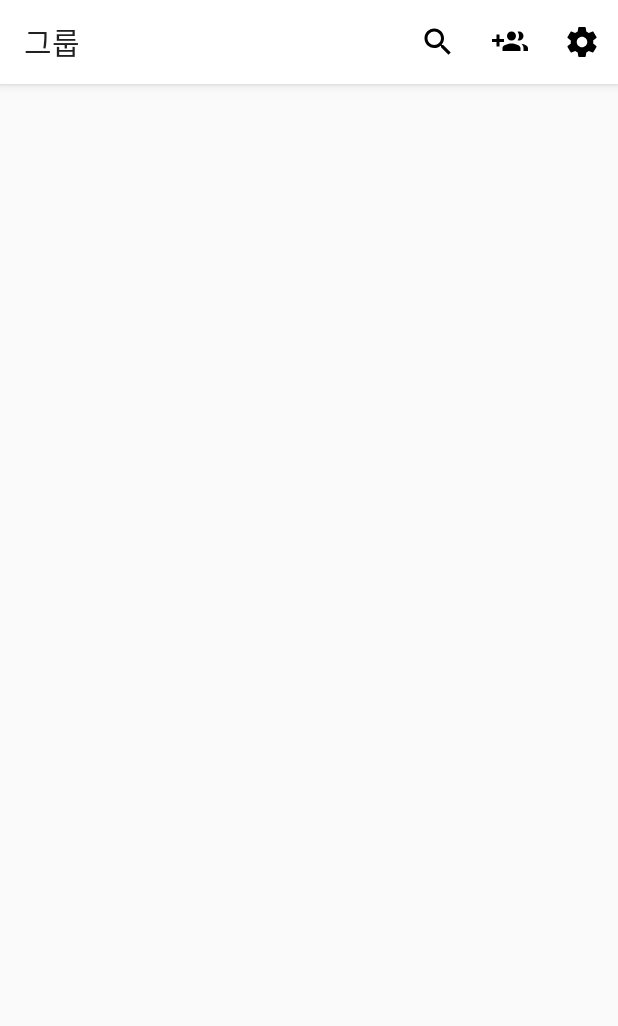
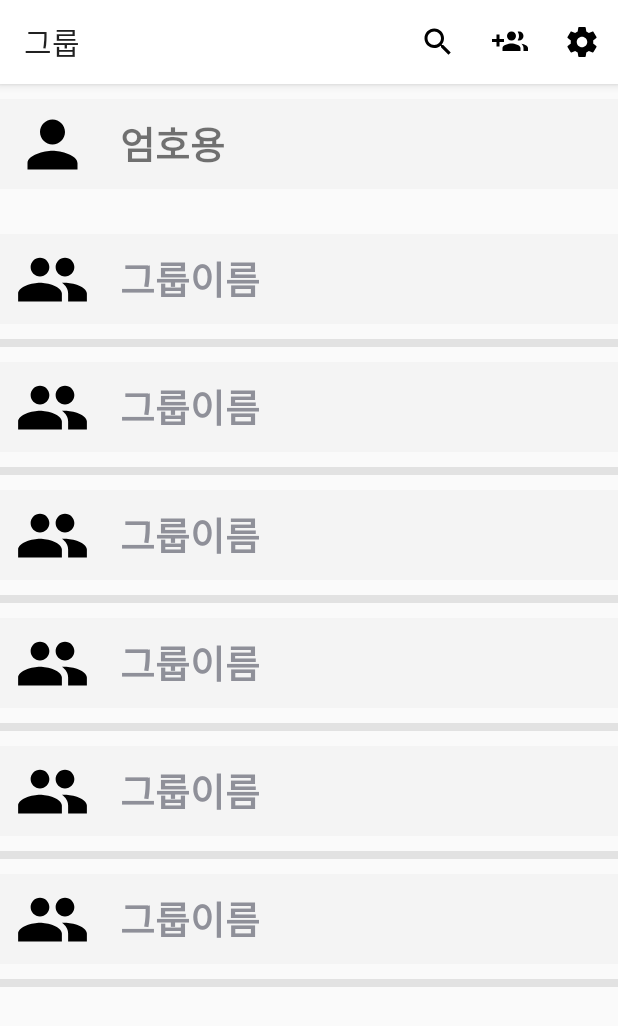
Before and after one commit to hoyo1744/WhereIs, an Android app: the MainActivity screen opened directly, with no data from a screen before it, on a phone screen of 412 x 824 dp. Shown: the top 1026 px of the screen. Run offline under Robolectric (Android 15) with nearby library versions, the phone set to English and light mode, and no system bars; network calls fail.

```diff
--- a/app/build.gradle
+++ b/app/build.gradle
@@ -9,7 +9,13 @@ android {
         versionCode 1
         versionName "1.0"
         testInstrumentationRunner "android.support.test.runner.AndroidJUnitRunner"
+
+        //벡터이미지사용을 위함.
+        vectorDrawables.useSupportLibrary = true
+
     }
+
+
     buildTypes {
         release {
             minifyEnabled false
@@ -20,10 +26,15 @@ android {
 
 dependencies {
     implementation fileTree(dir: 'libs', include: ['*.jar'])
-    implementation 'com.android.support:appcompat-v7:27.0.0'
+    implementation'com.android.support:appcompat-v7:27.0.0'
     implementation 'com.android.support.constraint:constraint-layout:1.1.3'
     testImplementation 'junit:junit:4.12'
     androidTestImplementation 'com.android.support.test:runner:1.0.2'
     androidTestImplementation 'com.android.support.test.espresso:espresso-core:3.0.2'
     implementation 'com.android.volley:volley:1.1.0'
+
+
+
+
+
 }
--- a/app/src/main/java/com/example/hoyo1/whereis/LoginRequest.java
+++ b/app/src/main/java/com/example/hoyo1/whereis/LoginRequest.java
@@ -17,7 +17,6 @@ public class LoginRequest extends StringRequest {
         parameters = new HashMap<>();
         parameters.put("userId", userId);
         parameters.put("userPassword", userPassword);
-
     }
 
 
--- a/app/src/main/java/com/example/hoyo1/whereis/MainActivity.java
+++ b/app/src/main/java/com/example/hoyo1/whereis/MainActivity.java
@@ -6,14 +6,74 @@ import android.support.v7.app.AppCompatActivity;
 import android.os.Bundle;
 import android.view.Menu;
 import android.view.MenuItem;
+import android.view.View;
+import android.view.ViewGroup;
+import android.widget.BaseAdapter;
+import android.widget.ListView;
+
+import java.util.ArrayList;
+
+
 
 public class MainActivity extends AppCompatActivity {
+    class SingerAdapter extends BaseAdapter {
+
+        ArrayList<SingerItem> items=new ArrayList<SingerItem>();
+
+        @Override
+        public int getCount() {
+            return items.size();
+        }
+
+        public void addItem(SingerItem item){
+            items.add(item);
+        }
+
+        @Override
+        public Object getItem(int position) {
+            return items.get(position);
+        }
+
+        @Override
+        public long getItemId(int position) {
+            return position;
+        }
+
+        @Override
+        public View getView(int position, View convertView, ViewGroup parent) {
+            SingerItemView view=new SingerItemView(getApplicationContext());
+            SingerItem item= items.get(position);
+            view.setName(item.getName());
+            view.setImage(item.getResId());
+
+            return view;
+        }
+    }
+
+    ListView listView;
+    SingerAdapter adapter;
+
 
     @Override
     protected void onCreate(Bundle savedInstanceState) {
         super.onCreate(savedInstanceState);
         setTitle("그룹");
         setContentView(R.layout.activity_main);
+
+
+
+        listView=(ListView)findViewById(R.id.listView);
+
+        adapter = new SingerAdapter();
+
+        adapter.addItem(new SingerItem("그룹이름",R.drawable.ic_group_black_24dp));
+        adapter.addItem(new SingerItem("그룹이름",R.drawable.ic_group_black_24dp));
+        adapter.addItem(new SingerItem("그룹이름",R.drawable.ic_group_black_24dp));
+        adapter.addItem(new SingerItem("그룹이름",R.drawable.ic_group_black_24dp));
+        adapter.addItem(new SingerItem("그룹이름",R.drawable.ic_group_black_24dp));
+        adapter.addItem(new SingerItem("그룹이름",R.drawable.ic_group_black_24dp));
+
+        listView.setAdapter(adapter);
     }
     @Override
     public boolean onCreateOptionsMenu(Menu menu) {
--- /dev/null
+++ b/app/src/main/java/com/example/hoyo1/whereis/SingerItem.java
@@ -0,0 +1,29 @@
+package com.example.hoyo1.whereis;
+
+public class SingerItem {
+
+    String name;
+    int resId;
+
+
+    public SingerItem(String name,int resId){
+        this.name=name;
+        this.resId=resId;
+    }
+
+    public String getName(){
+        return this.name;
+    }
+
+    public int getResId(){
+        return this.resId;
+    }
+
+    public void setResId(int resId) {
+        this.resId = resId;
+    }
+
+    public void setName(String name){
+        this.name=name;
+    }
+}
--- /dev/null
+++ b/app/src/main/java/com/example/hoyo1/whereis/SingerItemView.java
@@ -0,0 +1,37 @@
+package com.example.hoyo1.whereis;
+
+import android.content.Context;
+import android.media.Image;
+import android.view.LayoutInflater;
+import android.widget.ImageView;
+import android.widget.LinearLayout;
+import android.widget.TextView;
+
+public class SingerItemView extends LinearLayout {
+
+    ImageView imageView;
+    TextView textView;
+
+    public SingerItemView(Context context){
+        super(context);
+        init(context);
+    }
+
+
+    public void init(Context context){
+        LayoutInflater inflater=(LayoutInflater)context.getSystemService(context.LAYOUT_INFLATER_SERVICE);
+        inflater.inflate(R.layout.singer_item,this,true);
+
+        imageView=(ImageView)findViewById(R.id.imageList);
+        textView=(TextView)findViewById(R.id.textList);
+
+    }
+
+    public void setName(String name){
+        textView.setText(name);
+    }
+
+    public void setImage(int resId){
+        imageView.setImageResource(resId);
+    }
+}
--- /dev/null
+++ b/app/src/main/res/drawable/ic_group_black_24dp.xml
@@ -0,0 +1,9 @@
+<vector xmlns:android="http://schemas.android.com/apk/res/android"
+        android:width="24dp"
+        android:height="24dp"
+        android:viewportWidth="24.0"
+        android:viewportHeight="24.0">
+    <path
+        android:fillColor="#FF000000"
+        android:pathData="M16,11c1.66,0 2.99,-1.34 2.99,-3S17.66,5 16,5c-1.66,0 -3,1.34 -3,3s1.34,3 3,3zM8,11c1.66,0 2.99,-1.34 2.99,-3S9.66,5 8,5C6.34,5 5,6.34 5,8s1.34,3 3,3zM8,13c-2.33,0 -7,1.17 -7,3.5L1,19h14v-2.5c0,-2.33 -4.67,-3.5 -7,-3.5zM16,13c-0.29,0 -0.62,0.02 -0.97,0.05 1.16,0.84 1.97,1.97 1.97,3.45L17,19h6v-2.5c0,-2.33 -4.67,-3.5 -7,-3.5z"/>
+</vector>
--- a/app/src/main/res/drawable/ic_person_black_24dp.xml
+++ b/app/src/main/res/drawable/ic_person_black_24dp.xml
@@ -4,6 +4,6 @@
         android:viewportWidth="24.0"
         android:viewportHeight="24.0">
     <path
-        android:fillColor="#FFFFFFFF"
+        android:fillColor="#FF000000"
         android:pathData="M12,12c2.21,0 4,-1.79 4,-4s-1.79,-4 -4,-4 -4,1.79 -4,4 1.79,4 4,4zM12,14c-2.67,0 -8,1.34 -8,4v2h16v-2c0,-2.66 -5.33,-4 -8,-4z"/>
 </vector>
--- a/app/src/main/res/layout/activity_main.xml
+++ b/app/src/main/res/layout/activity_main.xml
@@ -1,9 +1,73 @@
 <?xml version="1.0" encoding="utf-8"?>
 <android.support.constraint.ConstraintLayout xmlns:android="http://schemas.android.com/apk/res/android"
+    xmlns="http://schemas.android.com/apk/res-auto"
+    xmlns:tools="http://schemas.android.com/tools"
     xmlns:app="http://schemas.android.com/apk/res-auto"
-    xmlns:tools="http://schemas.android.com/tools"
+
     android:layout_width="match_parent"
     android:layout_height="match_parent"
     tools:context=".MainActivity">
 
+
+    <LinearLayout
+        android:layout_width="match_parent"
+        android:layout_height="match_parent"
+        android:orientation="vertical">
+
+
+
+        <LinearLayout
+            android:layout_width="match_parent"
+            android:layout_height="80dp"
+            android:orientation="vertical">
+
+            <FrameLayout
+                android:layout_width="match_parent"
+                android:layout_height="70dp"
+                android:layout_marginTop="10dp">
+
+                //배경
+                <ImageView
+                    android:layout_width="match_parent"
+                    android:layout_height="60dp"
+                    android:background="@color/colorSkyBlue" />
+                //프로필이미지
+                <ImageView
+                    android:id="@+id/profileImage"
+                    android:layout_width="50dp"
+                    android:layout_height="50dp"
+                    android:layout_gravity="left"
+                    android:layout_marginLeft="10dp"
+                    android:layout_marginTop="5dp"
+                    app:srcCompat="@drawable/ic_person_black_24dp" />
+                //프로필이름
+                <TextView
+                    android:id="@+id/profileText"
+                    android:layout_width="wrap_content"
+                    android:layout_height="44dp"
+                    android:layout_gravity="left"
+                    android:layout_marginLeft="80dp"
+                    android:layout_marginTop="10dp"
+                    android:text="엄호용"
+                    android:textSize="25dp"
+                    android:textStyle="bold" />
+            </FrameLayout>
+        </LinearLayout>
+
+
+        <ListView
+                android:layout_width="match_parent"
+                android:layout_height="match_parent"
+                android:id="@+id/listView"
+                android:layout_marginTop="10dp"
+                android:layout_marginBottom="10dp"
+                android:dividerHeight="5dp"
+                android:divider="@color/colorGroupSeperate">
+
+        </ListView>
+
+
+
+    </LinearLayout>
+
 </android.support.constraint.ConstraintLayout>
--- /dev/null
+++ b/app/src/main/res/layout/singer_item.xml
@@ -0,0 +1,54 @@
+<?xml version="1.0" encoding="utf-8"?>
+<LinearLayout
+    xmlns:android="http://schemas.android.com/apk/res/android"
+    xmlns:tools="http://schemas.android.com/tools"
+    xmlns:app="http://schemas.android.com/apk/res-auto"
+    android:layout_width="match_parent"
+    android:layout_height="match_parent"
+    android:orientation="horizontal">
+
+
+
+    <FrameLayout
+        android:layout_width="match_parent"
+        android:layout_height="70dp"
+        android:layout_marginTop="10dp">
+
+        //배경
+        <ImageView
+            android:layout_width="match_parent"
+            android:layout_height="60dp"
+            android:background="@color/colorSkyBlue" />
+        //프로필이미지
+        <ImageView
+            android:id="@+id/imageList"
+            android:layout_width="50dp"
+            android:layout_height="50dp"
+            android:layout_gravity="left"
+            android:layout_marginLeft="10dp"
+            android:layout_marginTop="5dp"
+            app:srcCompat="@drawable/ic_person_black_24dp" />
+        //프로필이름
+        <TextView
+            android:id="@+id/textList"
+            android:layout_width="wrap_content"
+            android:layout_height="44dp"
+            android:layout_gravity="left"
+            android:layout_marginLeft="80dp"
+            android:layout_marginTop="10dp"
+            android:text="엄호용"
+            android:textSize="25dp"
+            android:textStyle="bold" />
+    </FrameLayout>
+
+
+
+
+
+
+
+
+
+
+
+</LinearLayout>
--- a/app/src/main/res/values/colors.xml
+++ b/app/src/main/res/values/colors.xml
@@ -7,5 +7,7 @@
     <color name="colorGray">#8C8C8C</color>
     <color name="colorWhite">#FFFFFF</color>
     <color name="colorBlack">#000000</color>
+    <color name="colorSkyBlue">#f4f4f4</color>
+    <color name="colorGroupSeperate">#e2e2e2</color>
 
 </resources>
```
